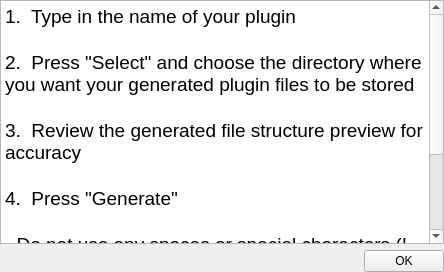
Old version of the form Source/Applications/PluginMaker/UI_Files/HelpWidget.ui in the repository BlueQuartzSoftware/DREAM3D.
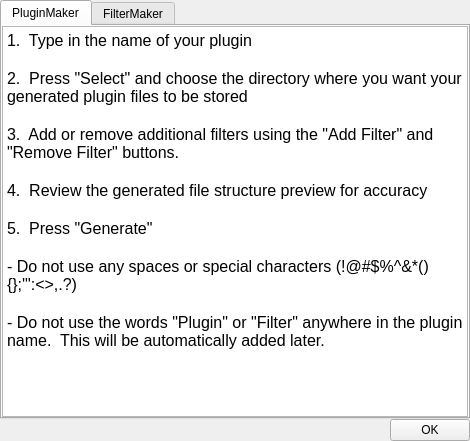
New version of the form.

Commit message:
Put PluginMaker and FilterMaker into the same window with a tabbed interface.
updates #318.

What changed in the file:
```diff
--- a/Source/Applications/PluginMaker/UI_Files/HelpWidget.ui
+++ b/Source/Applications/PluginMaker/UI_Files/HelpWidget.ui
@@ -6,8 +6,8 @@
    <rect>
     <x>0</x>
     <y>0</y>
-    <width>444</width>
-    <height>272</height>
+    <width>470</width>
+    <height>441</height>
    </rect>
   </property>
   <property name="sizePolicy">
@@ -31,41 +31,139 @@
   <property name="windowTitle">
    <string>Plugin Maker Help</string>
   </property>
-  <layout class="QVBoxLayout" name="verticalLayout">
+  <layout class="QGridLayout" name="gridLayout">
+   <property name="leftMargin">
+    <number>0</number>
+   </property>
+   <property name="topMargin">
+    <number>0</number>
+   </property>
+   <property name="rightMargin">
+    <number>0</number>
+   </property>
+   <property name="bottomMargin">
+    <number>0</number>
+   </property>
    <property name="spacing">
-    <number>6</number>
-   </property>
-   <property name="margin">
     <number>0</number>
    </property>
-   <item>
-    <widget class="QTextEdit" name="textEdit">
-     <property name="readOnly">
-      <bool>true</bool>
+   <item row="0" column="0">
+    <widget class="QTabWidget" name="tabWidget">
+     <property name="tabPosition">
+      <enum>QTabWidget::North</enum>
      </property>
-     <property name="html">
-      <string>&lt;!DOCTYPE HTML PUBLIC &quot;-//W3C//DTD HTML 4.0//EN&quot; &quot;http://www.w3.org/TR/REC-html40/strict.dtd&quot;&gt;
+     <property name="currentIndex">
+      <number>0</number>
+     </property>
+     <widget class="QWidget" name="pluginMakerTab">
+      <attribute name="title">
+       <string>PluginMaker</string>
+      </attribute>
+      <layout class="QGridLayout" name="gridLayout_2">
+       <property name="leftMargin">
+        <number>0</number>
+       </property>
+       <property name="topMargin">
+        <number>0</number>
+       </property>
+       <property name="rightMargin">
+        <number>0</number>
+       </property>
+       <property name="bottomMargin">
+        <number>0</number>
+       </property>
+       <property name="spacing">
+        <number>0</number>
+       </property>
+       <item row="0" column="0">
+        <widget class="QTextEdit" name="pluginMakerTextEdit">
+         <property name="font">
+          <font>
+           <family>Arial</family>
+          </font>
+         </property>
+         <property name="readOnly">
+          <bool>true</bool>
+         </property>
+         <property name="html">
+          <string>&lt;!DOCTYPE HTML PUBLIC &quot;-//W3C//DTD HTML 4.0//EN&quot; &quot;http://www.w3.org/TR/REC-html40/strict.dtd&quot;&gt;
 &lt;html&gt;&lt;head&gt;&lt;meta name=&quot;qrichtext&quot; content=&quot;1&quot; /&gt;&lt;style type=&quot;text/css&quot;&gt;
 p, li { white-space: pre-wrap; }
-&lt;/style&gt;&lt;/head&gt;&lt;body style=&quot; font-family:'Lucida Grande'; font-size:13pt; font-weight:400; font-style:normal;&quot;&gt;
-&lt;p style=&quot; margin-top:0px; margin-bottom:0px; margin-left:0px; margin-right:0px; -qt-block-indent:0; text-indent:0px;&quot;&gt;&lt;span style=&quot; font-family:'MS Shell Dlg 2'; font-size:14pt;&quot;&gt;1.  Type in the name of your plugin&lt;/span&gt;&lt;/p&gt;
-&lt;p style=&quot;-qt-paragraph-type:empty; margin-top:0px; margin-bottom:0px; margin-left:0px; margin-right:0px; -qt-block-indent:0; text-indent:0px; font-family:'MS Shell Dlg 2'; font-size:14pt;&quot;&gt;&lt;/p&gt;
-&lt;p style=&quot; margin-top:0px; margin-bottom:0px; margin-left:0px; margin-right:0px; -qt-block-indent:0; text-indent:0px;&quot;&gt;&lt;span style=&quot; font-family:'MS Shell Dlg 2'; font-size:14pt;&quot;&gt;2.  Press &amp;quot;Select&amp;quot; and choose the directory where you want your generated plugin files to be stored&lt;/span&gt;&lt;/p&gt;
-&lt;p style=&quot;-qt-paragraph-type:empty; margin-top:0px; margin-bottom:0px; margin-left:0px; margin-right:0px; -qt-block-indent:0; text-indent:0px; font-family:'MS Shell Dlg 2'; font-size:14pt;&quot;&gt;&lt;/p&gt;
-&lt;p style=&quot; margin-top:0px; margin-bottom:0px; margin-left:0px; margin-right:0px; -qt-block-indent:0; text-indent:0px;&quot;&gt;&lt;span style=&quot; font-family:'MS Shell Dlg 2'; font-size:14pt;&quot;&gt;3.  Review the generated file structure preview for accuracy&lt;/span&gt;&lt;/p&gt;
-&lt;p style=&quot;-qt-paragraph-type:empty; margin-top:0px; margin-bottom:0px; margin-left:0px; margin-right:0px; -qt-block-indent:0; text-indent:0px; font-family:'MS Shell Dlg 2'; font-size:14pt;&quot;&gt;&lt;/p&gt;
-&lt;p style=&quot; margin-top:0px; margin-bottom:0px; margin-left:0px; margin-right:0px; -qt-block-indent:0; text-indent:0px;&quot;&gt;&lt;span style=&quot; font-family:'MS Shell Dlg 2'; font-size:14pt;&quot;&gt;4.  Press &amp;quot;Generate&amp;quot;&lt;/span&gt;&lt;/p&gt;
-&lt;p style=&quot;-qt-paragraph-type:empty; margin-top:0px; margin-bottom:0px; margin-left:0px; margin-right:0px; -qt-block-indent:0; text-indent:0px; font-family:'MS Shell Dlg 2'; font-size:14pt;&quot;&gt;&lt;/p&gt;
-&lt;p style=&quot; margin-top:0px; margin-bottom:0px; margin-left:0px; margin-right:0px; -qt-block-indent:0; text-indent:0px;&quot;&gt;&lt;span style=&quot; font-family:'MS Shell Dlg 2'; font-size:14pt;&quot;&gt;- Do not use any spaces or special characters (!@#$%^&amp;amp;*(){};'&amp;quot;:&amp;lt;&amp;gt;,.?)&lt;/span&gt;&lt;/p&gt;
-&lt;p style=&quot;-qt-paragraph-type:empty; margin-top:0px; margin-bottom:0px; margin-left:0px; margin-right:0px; -qt-block-indent:0; text-indent:0px; font-family:'MS Shell Dlg 2'; font-size:14pt;&quot;&gt;&lt;/p&gt;
-&lt;p style=&quot; margin-top:0px; margin-bottom:0px; margin-left:0px; margin-right:0px; -qt-block-indent:0; text-indent:0px;&quot;&gt;&lt;span style=&quot; font-family:'MS Shell Dlg 2'; font-size:14pt;&quot;&gt;- Do not use the words &amp;quot;Plugin&amp;quot; or &amp;quot;Filter&amp;quot; anywhere in the plugin name.  This will be automatically added later.&lt;/span&gt;&lt;/p&gt;&lt;/body&gt;&lt;/html&gt;</string>
-     </property>
-     <property name="tabStopWidth">
-      <number>4</number>
-     </property>
+&lt;/style&gt;&lt;/head&gt;&lt;body style=&quot; font-family:'Arial'; font-size:8.25pt; font-weight:400; font-style:normal;&quot;&gt;
+&lt;p style=&quot; margin-top:0px; margin-bottom:0px; margin-left:0px; margin-right:0px; -qt-block-indent:0; text-indent:0px;&quot;&gt;&lt;span style=&quot; font-family:'MS Shell Dlg 2'; font-size:12pt;&quot;&gt;1.  Type in the name of your plugin&lt;/span&gt;&lt;/p&gt;
+&lt;p style=&quot;-qt-paragraph-type:empty; margin-top:0px; margin-bottom:0px; margin-left:0px; margin-right:0px; -qt-block-indent:0; text-indent:0px; font-family:'MS Shell Dlg 2'; font-size:12pt;&quot;&gt;&lt;br /&gt;&lt;/p&gt;
+&lt;p style=&quot; margin-top:0px; margin-bottom:0px; margin-left:0px; margin-right:0px; -qt-block-indent:0; text-indent:0px;&quot;&gt;&lt;span style=&quot; font-family:'MS Shell Dlg 2'; font-size:12pt;&quot;&gt;2.  Press &amp;quot;Select&amp;quot; and choose the directory where you want your generated plugin files to be stored&lt;/span&gt;&lt;/p&gt;
+&lt;p style=&quot;-qt-paragraph-type:empty; margin-top:0px; margin-bottom:0px; margin-left:0px; margin-right:0px; -qt-block-indent:0; text-indent:0px; font-family:'MS Shell Dlg 2'; font-size:12pt;&quot;&gt;&lt;br /&gt;&lt;/p&gt;
+&lt;p style=&quot; margin-top:0px; margin-bottom:0px; margin-left:0px; margin-right:0px; -qt-block-indent:0; text-indent:0px;&quot;&gt;&lt;span style=&quot; font-family:'MS Shell Dlg 2'; font-size:12pt;&quot;&gt;3.  Add or remove additional filters using the &amp;quot;Add Filter&amp;quot; and &amp;quot;Remove Filter&amp;quot; buttons.&lt;/span&gt;&lt;/p&gt;
+&lt;p style=&quot;-qt-paragraph-type:empty; margin-top:0px; margin-bottom:0px; margin-left:0px; margin-right:0px; -qt-block-indent:0; text-indent:0px; font-family:'MS Shell Dlg 2'; font-size:12pt;&quot;&gt;&lt;br /&gt;&lt;/p&gt;
+&lt;p style=&quot; margin-top:0px; margin-bottom:0px; margin-left:0px; margin-right:0px; -qt-block-indent:0; text-indent:0px;&quot;&gt;&lt;span style=&quot; font-family:'MS Shell Dlg 2'; font-size:12pt;&quot;&gt;4.  Review the generated file structure preview for accuracy&lt;/span&gt;&lt;/p&gt;
+&lt;p style=&quot;-qt-paragraph-type:empty; margin-top:0px; margin-bottom:0px; margin-left:0px; margin-right:0px; -qt-block-indent:0; text-indent:0px; font-family:'MS Shell Dlg 2'; font-size:12pt;&quot;&gt;&lt;br /&gt;&lt;/p&gt;
+&lt;p style=&quot; margin-top:0px; margin-bottom:0px; margin-left:0px; margin-right:0px; -qt-block-indent:0; text-indent:0px;&quot;&gt;&lt;span style=&quot; font-family:'MS Shell Dlg 2'; font-size:12pt;&quot;&gt;5.  Press &amp;quot;Generate&amp;quot;&lt;/span&gt;&lt;/p&gt;
+&lt;p style=&quot;-qt-paragraph-type:empty; margin-top:0px; margin-bottom:0px; margin-left:0px; margin-right:0px; -qt-block-indent:0; text-indent:0px; font-family:'MS Shell Dlg 2'; font-size:12pt;&quot;&gt;&lt;br /&gt;&lt;/p&gt;
+&lt;p style=&quot; margin-top:0px; margin-bottom:0px; margin-left:0px; margin-right:0px; -qt-block-indent:0; text-indent:0px;&quot;&gt;&lt;span style=&quot; font-family:'MS Shell Dlg 2'; font-size:12pt;&quot;&gt;- Do not use any spaces or special characters (!@#$%^&amp;amp;*(){};'&amp;quot;:&amp;lt;&amp;gt;,.?)&lt;/span&gt;&lt;/p&gt;
+&lt;p style=&quot;-qt-paragraph-type:empty; margin-top:0px; margin-bottom:0px; margin-left:0px; margin-right:0px; -qt-block-indent:0; text-indent:0px; font-family:'MS Shell Dlg 2'; font-size:12pt;&quot;&gt;&lt;br /&gt;&lt;/p&gt;
+&lt;p style=&quot; margin-top:0px; margin-bottom:0px; margin-left:0px; margin-right:0px; -qt-block-indent:0; text-indent:0px;&quot;&gt;&lt;span style=&quot; font-family:'MS Shell Dlg 2'; font-size:12pt;&quot;&gt;- Do not use the words &amp;quot;Plugin&amp;quot; or &amp;quot;Filter&amp;quot; anywhere in the plugin name.  This will be automatically added later.&lt;/span&gt;&lt;/p&gt;&lt;/body&gt;&lt;/html&gt;</string>
+         </property>
+         <property name="tabStopWidth">
+          <number>4</number>
+         </property>
+        </widget>
+       </item>
+      </layout>
+     </widget>
+     <widget class="QWidget" name="filterMakerTab">
+      <attribute name="title">
+       <string>FilterMaker</string>
+      </attribute>
+      <layout class="QGridLayout" name="gridLayout_3">
+       <property name="leftMargin">
+        <number>0</number>
+       </property>
+       <property name="topMargin">
+        <number>0</number>
+       </property>
+       <property name="rightMargin">
+        <number>0</number>
+       </property>
+       <property name="bottomMargin">
+        <number>0</number>
+       </property>
+       <property name="spacing">
+        <number>0</number>
+       </property>
+       <item row="0" column="0">
+        <widget class="QTextEdit" name="textEdit">
+         <property name="font">
+          <font>
+           <family>Arial</family>
+          </font>
+         </property>
+         <property name="html">
+          <string>&lt;!DOCTYPE HTML PUBLIC &quot;-//W3C//DTD HTML 4.0//EN&quot; &quot;http://www.w3.org/TR/REC-html40/strict.dtd&quot;&gt;
+&lt;html&gt;&lt;head&gt;&lt;meta name=&quot;qrichtext&quot; content=&quot;1&quot; /&gt;&lt;style type=&quot;text/css&quot;&gt;
+p, li { white-space: pre-wrap; }
+&lt;/style&gt;&lt;/head&gt;&lt;body style=&quot; font-family:'Arial'; font-size:8.25pt; font-weight:400; font-style:normal;&quot;&gt;
+&lt;p style=&quot; margin-top:0px; margin-bottom:0px; margin-left:0px; margin-right:0px; -qt-block-indent:0; text-indent:0px;&quot;&gt;&lt;span style=&quot; font-family:'MS Shell Dlg 2'; font-size:12pt;&quot;&gt;1.  Press &amp;quot;Select&amp;quot; and choose the top-level directory of the plugin where you want your new filter to be stored&lt;/span&gt;&lt;/p&gt;
+&lt;p style=&quot;-qt-paragraph-type:empty; margin-top:0px; margin-bottom:0px; margin-left:0px; margin-right:0px; -qt-block-indent:0; text-indent:0px; font-family:'MS Shell Dlg 2'; font-size:12pt;&quot;&gt;&lt;br /&gt;&lt;/p&gt;
+&lt;p style=&quot; margin-top:0px; margin-bottom:0px; margin-left:0px; margin-right:0px; -qt-block-indent:0; text-indent:0px;&quot;&gt;&lt;span style=&quot; font-family:'MS Shell Dlg 2'; font-size:12pt;&quot;&gt;2.  Enter the name of your new filter.&lt;/span&gt;&lt;/p&gt;
+&lt;p style=&quot;-qt-paragraph-type:empty; margin-top:0px; margin-bottom:0px; margin-left:0px; margin-right:0px; -qt-block-indent:0; text-indent:0px; font-family:'MS Shell Dlg 2'; font-size:12pt;&quot;&gt;&lt;br /&gt;&lt;/p&gt;
+&lt;p style=&quot; margin-top:0px; margin-bottom:0px; margin-left:0px; margin-right:0px; -qt-block-indent:0; text-indent:0px;&quot;&gt;&lt;span style=&quot; font-family:'MS Shell Dlg 2'; font-size:12pt;&quot;&gt;3.  Decide whether to make your filter public or private, and select the appropriate button.&lt;/span&gt;&lt;/p&gt;
+&lt;p style=&quot;-qt-paragraph-type:empty; margin-top:0px; margin-bottom:0px; margin-left:0px; margin-right:0px; -qt-block-indent:0; text-indent:0px; font-family:'MS Shell Dlg 2'; font-size:12pt;&quot;&gt;&lt;br /&gt;&lt;/p&gt;
+&lt;p style=&quot; margin-top:0px; margin-bottom:0px; margin-left:0px; margin-right:0px; -qt-block-indent:0; text-indent:0px;&quot;&gt;&lt;span style=&quot; font-family:'MS Shell Dlg 2'; font-size:12pt;&quot;&gt;4.  Press the plus icon to add filter parameters to your new filter.&lt;/span&gt;&lt;/p&gt;
+&lt;p style=&quot;-qt-paragraph-type:empty; margin-top:0px; margin-bottom:0px; margin-left:0px; margin-right:0px; -qt-block-indent:0; text-indent:0px; font-family:'MS Shell Dlg 2'; font-size:12pt;&quot;&gt;&lt;br /&gt;&lt;/p&gt;
+&lt;p style=&quot; margin-top:0px; margin-bottom:0px; margin-left:0px; margin-right:0px; -qt-block-indent:0; text-indent:0px;&quot;&gt;&lt;span style=&quot; font-family:'MS Shell Dlg 2'; font-size:12pt;&quot;&gt;5.  To the right of the filter parameters table, please preview all files that will be generated for accuracy.&lt;/span&gt;&lt;/p&gt;
+&lt;p style=&quot;-qt-paragraph-type:empty; margin-top:0px; margin-bottom:0px; margin-left:0px; margin-right:0px; -qt-block-indent:0; text-indent:0px; font-family:'MS Shell Dlg 2'; font-size:12pt;&quot;&gt;&lt;br /&gt;&lt;/p&gt;
+&lt;p style=&quot; margin-top:0px; margin-bottom:0px; margin-left:0px; margin-right:0px; -qt-block-indent:0; text-indent:0px;&quot;&gt;&lt;span style=&quot; font-family:'MS Shell Dlg 2'; font-size:12pt;&quot;&gt;6.  Press &amp;quot;Generate&amp;quot;&lt;/span&gt;&lt;/p&gt;
+&lt;p style=&quot;-qt-paragraph-type:empty; margin-top:0px; margin-bottom:0px; margin-left:0px; margin-right:0px; -qt-block-indent:0; text-indent:0px; font-family:'MS Shell Dlg 2'; font-size:12pt;&quot;&gt;&lt;br /&gt;&lt;/p&gt;
+&lt;p style=&quot; margin-top:0px; margin-bottom:0px; margin-left:0px; margin-right:0px; -qt-block-indent:0; text-indent:0px;&quot;&gt;&lt;span style=&quot; font-family:'MS Shell Dlg 2'; font-size:12pt;&quot;&gt;- Do not use any spaces or special characters (!@#$%^&amp;amp;*(){};'&amp;quot;:&amp;lt;&amp;gt;,.?)&lt;/span&gt;&lt;/p&gt;&lt;/body&gt;&lt;/html&gt;</string>
+         </property>
+        </widget>
+       </item>
+      </layout>
+     </widget>
     </widget>
    </item>
-   <item>
+   <item row="1" column="0">
     <layout class="QHBoxLayout" name="horizontalLayout">
      <item>
       <spacer name="horizontalSpacer">
```
Left out of the diff: 2 changed lines with no effect on the pictures. The commit also changes 9 other files.
